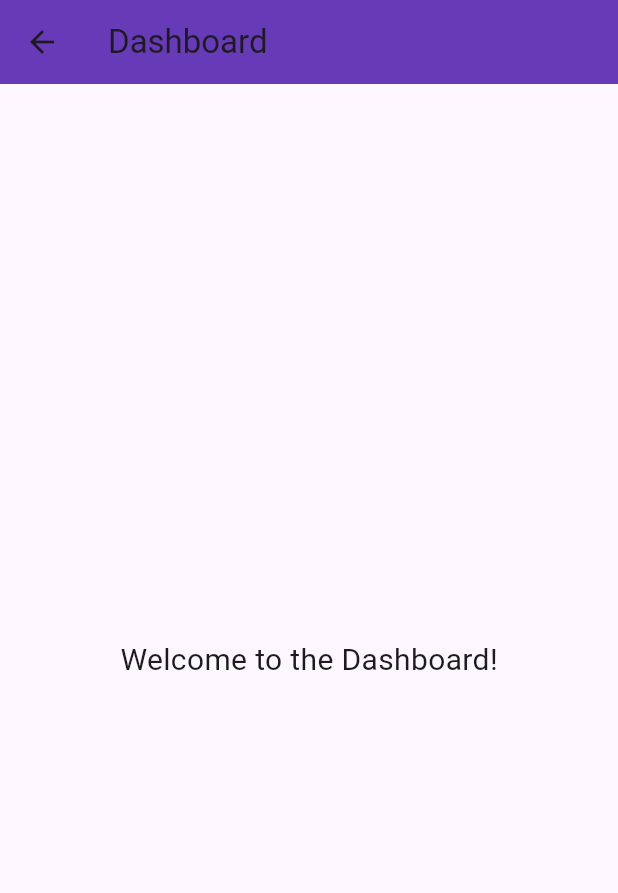
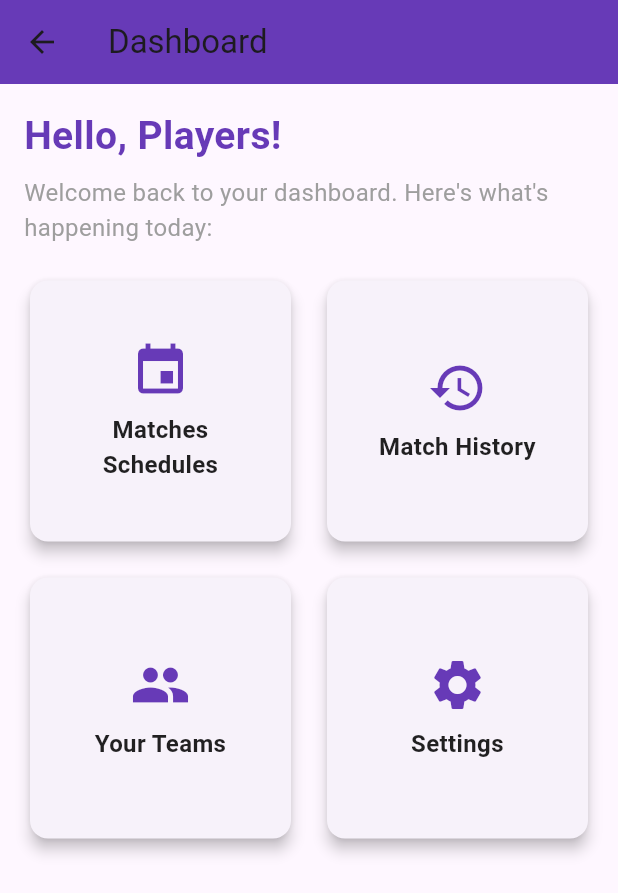
Before and after one commit to kushal1373/Futsalbooking, a Flutter app: the DashboardPage screen opened directly, on a phone screen of 412 x 824 dp. Shown: the top 893 px of the screen. Run offline on Flutter 3.47's test engine with Material 3 defaults, Android fonts, the phone set to English and light mode, and no system bars.

Commit message:
Refactor Dashboard with cards and user options

```diff
--- a/lib/screens/dashboard_screen.dart
+++ b/lib/screens/dashboard_screen.dart
@@ -1,212 +1,3 @@
-// import 'package:flutter/cupertino.dart';
-// import 'package:flutter/material.dart';
-
-// class DashboardScreen extends StatelessWidget {
-//   const DashboardScreen({super.key});
-
-//   @override
-//   Widget build(BuildContext context) {
-//     return Scaffold(
-//       appBar: AppBar(
-//         backgroundColor: const Color.fromRGBO(35, 50, 60, 1.0),
-//         leading: Padding(
-//           padding: const EdgeInsets.only(left: 8.0),
-//           child: Image.asset(
-//             './assets/logos/jagg.png',
-//             height: 40, // Adjust the size of the logo
-//             fit: BoxFit.contain,
-//           ),
-//         ),
-//         title: const Text(
-//           "Dashboard",
-//           style: TextStyle(
-//             color: Colors.white,
-//             fontSize: 20,
-//           ),
-//         ),
-//         centerTitle: true,
-//         elevation: 0,
-//       ),
-//       body: const Center(
-//         child: Text(
-//           "This is dashboard",
-//           style: TextStyle(fontSize: 18),
-//         ),
-//       ),
-//     );
-//   }
-// }
-// // import 'package:flutter/material.dart';
-// //
-// //
-// // class DashboardScreen extends StatelessWidget {
-// //   @override
-// //   Widget build(BuildContext context) {
-// //     return Scaffold(
-// //       appBar: AppBar(
-// //         elevation: 0,
-// //         backgroundColor: Colors.white,
-// //         title: Row(
-// //           children: [
-// //             Icon(Icons.location_on, color: Colors.blue),
-// //             SizedBox(width: 5),
-// //             Text(
-// //               'Kathmandu, Nepal',
-// //               style: TextStyle(color: Colors.black, fontSize: 16),
-// //             ),
-// //           ],
-// //         ),
-// //         actions: [
-// //           IconButton(
-// //             icon: Icon(Icons.notifications, color: Colors.blue),
-// //             onPressed: () {},
-// //           ),
-// //           CircleAvatar(
-// //             backgroundColor: Colors.grey[300],
-// //             child: Icon(Icons.person, color: Colors.white),
-// //           ),
-// //           SizedBox(width: 10),
-// //         ],
-// //       ),
-// //       body: Padding(
-// //         padding: const EdgeInsets.all(16.0),
-// //         child: Column(
-// //           crossAxisAlignment: CrossAxisAlignment.start,
-// //           children: [
-// //             Text(
-// //               'Hey, Sachin!',
-// //               style: TextStyle(
-// //                 fontSize: 24,
-// //                 fontWeight: FontWeight.bold,
-// //               ),
-// //             ),
-// //             Text(
-// //               "Let's start exploring",
-// //               style: TextStyle(
-// //                 fontSize: 18,
-// //                 color: Colors.grey,
-// //               ),
-// //             ),
-// //             SizedBox(height: 20),
-// //             TextField(
-// //               decoration: InputDecoration(
-// //                 hintText: 'Search Land, Apartment, etc',
-// //                 prefixIcon: Icon(Icons.search),
-// //                 suffixIcon: Icon(Icons.mic),
-// //                 border: OutlineInputBorder(
-// //                   borderRadius: BorderRadius.circular(10),
-// //                   borderSide: BorderSide(color: Colors.grey),
-// //                 ),
-// //                 filled: true,
-// //                 fillColor: Colors.grey[200],
-// //               ),
-// //             ),
-// //             SizedBox(height: 20),
-// //             Row(
-// //               mainAxisAlignment: MainAxisAlignment.spaceBetween,
-// //               children: [
-// //                 _buildCategoryChip('All', true),
-// //                 _buildCategoryChip('Jagga', false),
-// //                 _buildCategoryChip('Apartment', false),
-// //
-// //               ],
-// //             ),
-// //             SizedBox(height: 20),
-// //             Container(
-// //               padding: EdgeInsets.all(16),
-// //               decoration: BoxDecoration(
-// //                 color: Colors.grey[300],
-// //                 borderRadius: BorderRadius.circular(10),
-// //               ),
-// //               child: Row(
-// //                 mainAxisAlignment: MainAxisAlignment.spaceBetween,
-// //                 children: [
-// //                   Column(
-// //                     crossAxisAlignment: CrossAxisAlignment.start,
-// //                     children: [
-// //                       Text(
-// //                         'Black Friday Sale!',
-// //                         style: TextStyle(
-// //                           fontSize: 18,
-// //                           fontWeight: FontWeight.bold,
-// //                         ),
-// //                       ),
-// //                       Text(
-// //                         'All discount up to 60%',
-// //                         style: TextStyle(fontSize: 14, color: Colors.grey[700]),
-// //                       ),
-// //                     ],
-// //                   ),
-// //                   Icon(Icons.arrow_forward, color: Colors.blue),
-// //                 ],
-// //               ),
-// //             ),
-// //             SizedBox(height: 20),
-// //             Row(
-// //               mainAxisAlignment: MainAxisAlignment.spaceBetween,
-// //               children: [
-// //                 Text(
-// //                   'Featured Estates',
-// //                   style: TextStyle(
-// //                     fontSize: 18,
-// //                     fontWeight: FontWeight.bold,
-// //                   ),
-// //                 ),
-// //                 Text(
-// //                   'view all',
-// //                   style: TextStyle(
-// //                     fontSize: 16,
-// //                     color: Colors.blue,
-// //                   ),
-// //                 ),
-// //               ],
-// //             ),
-// //             // Add a ListView or GridView here for featured estates
-// //           ],
-// //         ),
-// //       ),
-// //       bottomNavigationBar: BottomNavigationBar(
-// //         items: [
-// //           BottomNavigationBarItem(
-// //             icon: Icon(Icons.home),
-// //             label: 'Home',
-// //           ),
-// //           BottomNavigationBarItem(
-// //             icon: Icon(Icons.search),
-// //             label: 'Search',
-// //           ),
-// //           BottomNavigationBarItem(
-// //             icon: Icon(Icons.favorite),
-// //             label: 'Favorites',
-// //           ),
-// //           BottomNavigationBarItem(
-// //             icon: Icon(Icons.person),
-// //             label: 'Profile',
-// //           ),
-// //         ],
-// //         selectedItemColor: Colors.blue,
-// //         unselectedItemColor: Colors.grey,
-// //         showUnselectedLabels: true,
-// //       ),
-// //     );
-// //   }
-// //
-// //   Widget _buildCategoryChip(String label, bool isSelected) {
-// //     return ChoiceChip(
-// //       label: Text(label),
-// //       selected: isSelected,
-// //       selectedColor: Colors.blue,
-// //       backgroundColor: Colors.grey[200],
-// //       labelStyle: TextStyle(
-// //         color: isSelected ? Colors.white : Colors.black,
-// //         fontWeight: FontWeight.bold,
-// //       ),
-// //       onSelected: (selected) {},
-// //     );
-// //   }
-// // }
-
-
 import 'package:flutter/material.dart';
 
 class DashboardPage extends StatelessWidget {
@@ -219,10 +10,112 @@ class DashboardPage extends StatelessWidget {
         title: const Text("Dashboard"),
         backgroundColor: Colors.deepPurple,
       ),
-      body:const  Center(
-        child: Text(
-          "Welcome to the Dashboard!",
-          style: TextStyle(fontSize: 20),
+      body: Padding(
+        padding: const EdgeInsets.all(16.0),
+        child: Column(
+          crossAxisAlignment: CrossAxisAlignment.start,
+          children: [
+            // Greeting Text
+            const Text(
+              "Hello, Players!",
+              style: TextStyle(
+                fontSize: 26,
+                fontWeight: FontWeight.bold,
+                color: Colors.deepPurple,
+              ),
+            ),
+            const SizedBox(height: 8),
+            const Text(
+              "Welcome back to your dashboard. Here's what's happening today:",
+              style: TextStyle(
+                fontSize: 16,
+                color: Colors.grey,
+              ),
+            ),
+            const SizedBox(height: 20),
+
+            // Quick Action Cards
+            Expanded(
+              child: GridView.count(
+                crossAxisCount: 2,
+                mainAxisSpacing: 16,
+                crossAxisSpacing: 16,
+                children: [
+                  _buildDashboardCard(
+                    icon: Icons.event,
+                    title: "Matches Schedules",
+                    onTap: () {
+                      // Navigate to Matches screen
+                      print("Upcoming Matches tapped");
+                    },
+                  ),
+                  _buildDashboardCard(
+                    icon: Icons.history,
+                    title: "Match History",
+                    onTap: () {
+                      // Navigate to Match History screen
+                      print("Match History tapped");
+                    },
+                  ),
+                  _buildDashboardCard(
+                    icon: Icons.group,
+                    title: "Your Teams",
+                    onTap: () {
+                      // Navigate to Teams screen
+                      print("Your Teams tapped");
+                    },
+                  ),
+                  _buildDashboardCard(
+                    icon: Icons.settings,
+                    title: "Settings",
+                    onTap: () {
+                      // Navigate to Settings screen
+                      print("Settings tapped");
+                    },
+                  ),
+                ],
+              ),
+            ),
+          ],
+        ),
+      ),
+    );
+  }
+
+  Widget _buildDashboardCard({
+    required IconData icon,
+    required String title,
+    required VoidCallback onTap,
+  }) {
+    return GestureDetector(
+      onTap: onTap,
+      child: Card(
+        elevation: 4,
+        shape: RoundedRectangleBorder(
+          borderRadius: BorderRadius.circular(12),
+        ),
+        child: Padding(
+          padding: const EdgeInsets.all(16.0),
+          child: Column(
+            mainAxisAlignment: MainAxisAlignment.center,
+            children: [
+              Icon(
+                icon,
+                size: 40,
+                color: Colors.deepPurple,
+              ),
+              const SizedBox(height: 8),
+              Text(
+                title,
+                textAlign: TextAlign.center,
+                style: const TextStyle(
+                  fontSize: 16,
+                  fontWeight: FontWeight.bold,
+                  color: Colors.black87,
+                ),
+              ),
+            ],
+          ),
         ),
       ),
     );
```
